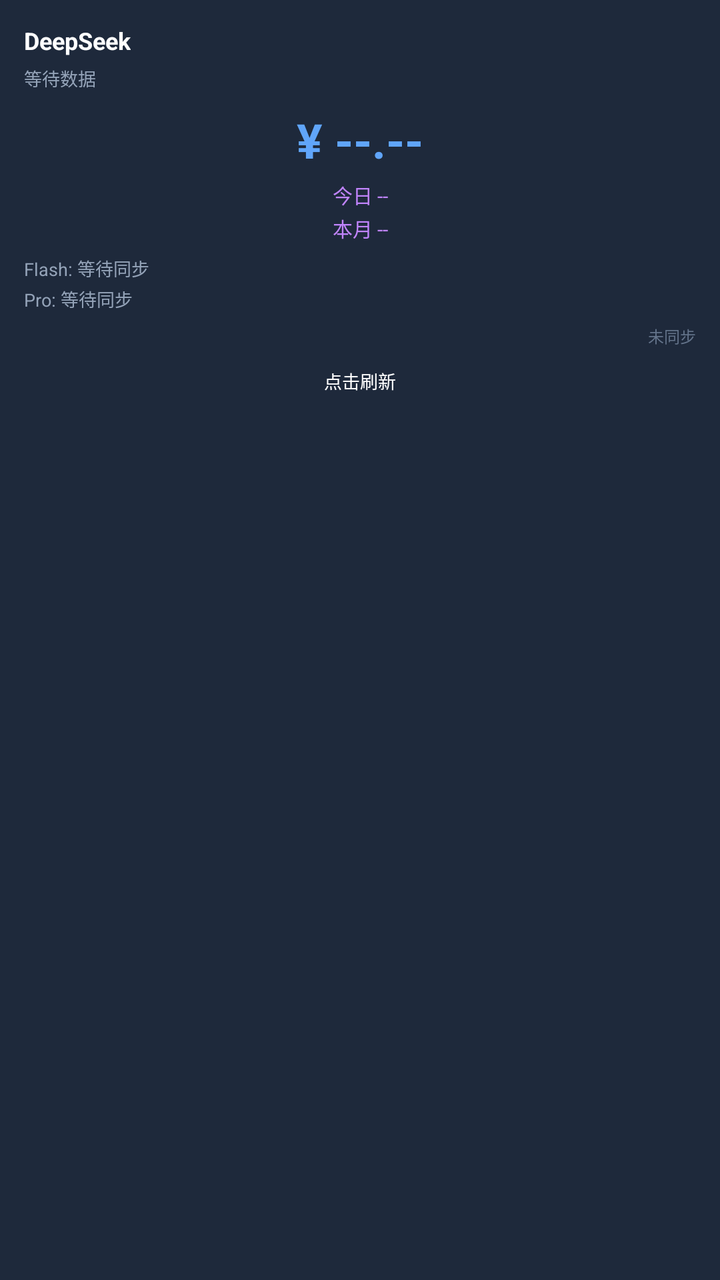
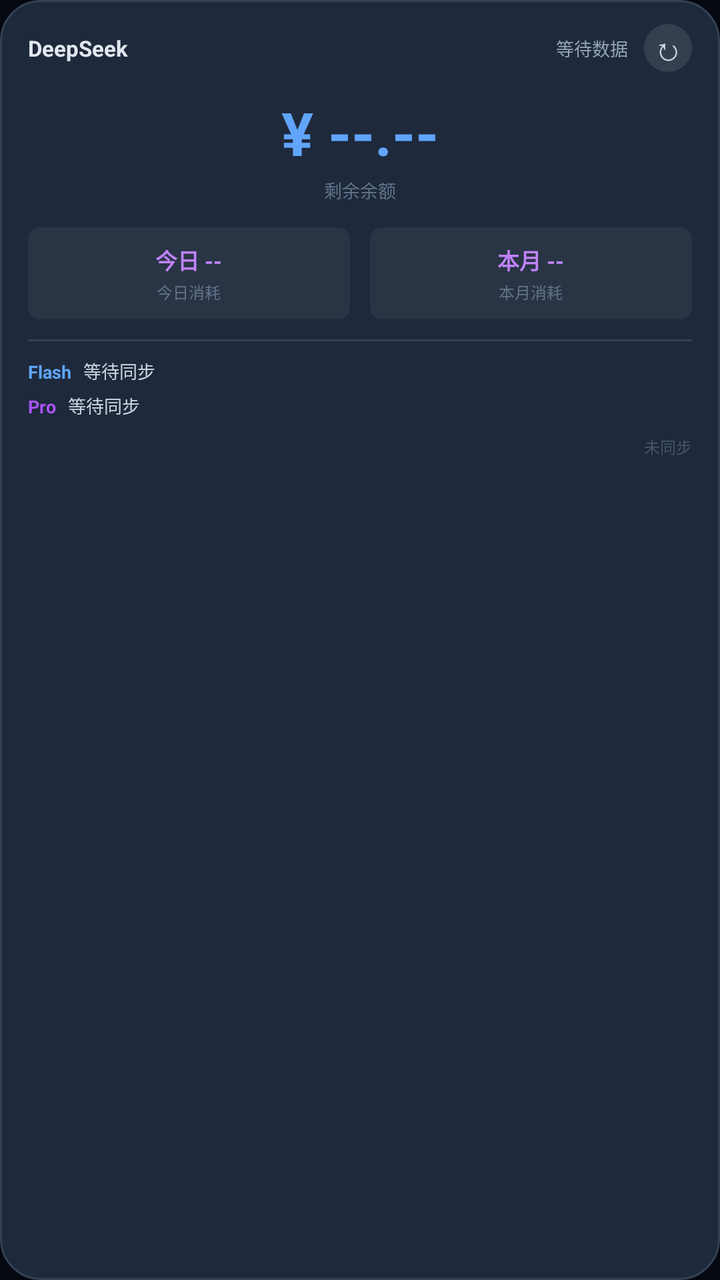

The first picture is an Android layout as it rendered before a commit; the second is the same layout after the commit. The layout source and the unified diff follow.
<!-- AndroidManifest.xml: application theme AppTheme -->
<!-- res/layout/widget_balance.xml -->
<?xml version="1.0" encoding="utf-8"?>
<LinearLayout xmlns:android="http://schemas.android.com/apk/res/android"
    android:id="@+id/widget_root"
    android:layout_width="match_parent"
    android:layout_height="match_parent"
    android:orientation="vertical"
    android:background="#1E293B"
    android:padding="12dp">

    <TextView
        android:id="@+id/widget_title"
        android:layout_width="wrap_content"
        android:layout_height="wrap_content"
        android:text="DeepSeek"
        android:textColor="#FFFFFF"
        android:textSize="12sp"
        android:textStyle="bold"
        android:layout_marginBottom="4dp" />

    <TextView
        android:id="@+id/widget_status"
        android:layout_width="wrap_content"
        android:layout_height="wrap_content"
        android:text="等待数据"
        android:textColor="#94A3B8"
        android:textSize="9sp"
        android:layout_marginBottom="8dp" />

    <TextView
        android:id="@+id/widget_balance_value"
        android:layout_width="match_parent"
        android:layout_height="wrap_content"
        android:text="¥ --.--"
        android:textColor="#60A5FA"
        android:textSize="24sp"
        android:textStyle="bold"
        android:gravity="center"
        android:layout_marginBottom="4dp" />

    <TextView
        android:id="@+id/widget_today_cost"
        android:layout_width="match_parent"
        android:layout_height="wrap_content"
        android:text="今日 --"
        android:textColor="#C084FC"
        android:textSize="10sp"
        android:gravity="center"
        android:layout_marginBottom="2dp" />

    <TextView
        android:id="@+id/widget_month_cost"
        android:layout_width="match_parent"
        android:layout_height="wrap_content"
        android:text="本月 --"
        android:textColor="#C084FC"
        android:textSize="10sp"
        android:gravity="center"
        android:layout_marginBottom="6dp" />

    <TextView
        android:id="@+id/widget_flash_tokens"
        android:layout_width="match_parent"
        android:layout_height="wrap_content"
        android:text="Flash: 等待同步"
        android:textColor="#94A3B8"
        android:textSize="9sp"
        android:layout_marginBottom="2dp" />

    <TextView
        android:id="@+id/widget_pro_tokens"
        android:layout_width="match_parent"
        android:layout_height="wrap_content"
        android:text="Pro: 等待同步"
        android:textColor="#94A3B8"
        android:textSize="9sp"
        android:layout_marginBottom="6dp" />

    <TextView
        android:id="@+id/widget_update_time"
        android:layout_width="match_parent"
        android:layout_height="wrap_content"
        android:text="未同步"
        android:textColor="#64748B"
        android:textSize="8sp"
        android:gravity="end" />

    <TextView
        android:id="@+id/widget_refresh_btn"
        android:layout_width="wrap_content"
        android:layout_height="wrap_content"
        android:text="点击刷新"
        android:textColor="#FFFFFF"
        android:textSize="9sp"
        android:gravity="center"
        android:layout_gravity="center"
        android:padding="6dp"
        android:layout_marginTop="4dp" />

</LinearLayout>
<!-- resources referenced by this layout -->
<resources>
  <style name="AppTheme" parent="Theme.AppCompat.DayNight.DarkActionBar">
          <item name="colorPrimary">@color/colorPrimary</item>
          <item name="colorPrimaryDark">@color/colorPrimaryDark</item>
          <item name="colorAccent">@color/colorAccent</item>
          <item name="android:windowBackground">@color/background</item>
      </style>
  <color name="colorPrimary">#4D6BFE</color>
  <color name="colorPrimaryDark">#050810</color>
  <color name="colorAccent">#4D6BFE</color>
  <color name="background">#050810</color>
</resources>

<!-- the commit's change to res/layout/widget_balance.xml (unified diff, before → after) -->
@@ -4,96 +4,201 @@
     android:layout_width="match_parent"
     android:layout_height="match_parent"
     android:orientation="vertical"
-    android:background="#1E293B"
-    android:padding="12dp">
-
-    <TextView
-        android:id="@+id/widget_title"
-        android:layout_width="wrap_content"
-        android:layout_height="wrap_content"
-        android:text="DeepSeek"
-        android:textColor="#FFFFFF"
-        android:textSize="12sp"
-        android:textStyle="bold"
-        android:layout_marginBottom="4dp" />
-
-    <TextView
-        android:id="@+id/widget_status"
-        android:layout_width="wrap_content"
-        android:layout_height="wrap_content"
-        android:text="等待数据"
-        android:textColor="#94A3B8"
-        android:textSize="9sp"
-        android:layout_marginBottom="8dp" />
-
+    android:background="@drawable/widget_background"
+    android:paddingLeft="14dp"
+    android:paddingRight="14dp"
+    android:paddingTop="12dp"
+    android:paddingBottom="12dp">
+
+    
+    <LinearLayout
+        android:layout_width="match_parent"
+        android:layout_height="wrap_content"
+        android:orientation="horizontal"
+        android:gravity="center_vertical"
+        android:layout_marginBottom="10dp">
+
+        <TextView
+            android:id="@+id/widget_title"
+            android:layout_width="0dp"
+            android:layout_height="wrap_content"
+            android:layout_weight="1"
+            android:text="DeepSeek"
+            android:textColor="#E2E8F0"
+            android:textSize="11sp"
+            android:textStyle="bold" />
+
+        <TextView
+            android:id="@+id/widget_status"
+            android:layout_width="wrap_content"
+            android:layout_height="wrap_content"
+            android:text="等待数据"
+            android:textColor="#94A3B8"
+            android:textSize="9sp"
+            android:layout_marginRight="8dp" />
+
+        <TextView
+            android:id="@+id/widget_refresh_btn"
+            android:layout_width="24dp"
+            android:layout_height="24dp"
+            android:text="↻"
+            android:textColor="#CBD5E1"
+            android:textSize="16sp"
+            android:gravity="center"
+            android:background="@drawable/widget_refresh_btn_bg" />
+    </LinearLayout>
+
+    
     <TextView
         android:id="@+id/widget_balance_value"
         android:layout_width="match_parent"
         android:layout_height="wrap_content"
         android:text="¥ --.--"
         android:textColor="#60A5FA"
-        android:textSize="24sp"
+        android:textSize="30sp"
         android:textStyle="bold"
         android:gravity="center"
-        android:layout_marginBottom="4dp" />
+        android:layout_marginBottom="2dp" />
 
     <TextView
-        android:id="@+id/widget_today_cost"
-        android:layout_width="match_parent"
-        android:layout_height="wrap_content"
-        android:text="今日 --"
-        android:textColor="#C084FC"
-        android:textSize="10sp"
+        android:layout_width="match_parent"
+        android:layout_height="wrap_content"
+        android:text="剩余余额"
+        android:textColor="#64748B"
+        android:textSize="9sp"
         android:gravity="center"
-        android:layout_marginBottom="2dp" />
-
-    <TextView
-        android:id="@+id/widget_month_cost"
-        android:layout_width="match_parent"
-        android:layout_height="wrap_content"
-        android:text="本月 --"
-        android:textColor="#C084FC"
-        android:textSize="10sp"
-        android:gravity="center"
-        android:layout_marginBottom="6dp" />
-
-    <TextView
-        android:id="@+id/widget_flash_tokens"
-        android:layout_width="match_parent"
-        android:layout_height="wrap_content"
-        android:text="Flash: 等待同步"
-        android:textColor="#94A3B8"
-        android:textSize="9sp"
-        android:layout_marginBottom="2dp" />
-
-    <TextView
-        android:id="@+id/widget_pro_tokens"
-        android:layout_width="match_parent"
-        android:layout_height="wrap_content"
-        android:text="Pro: 等待同步"
-        android:textColor="#94A3B8"
-        android:textSize="9sp"
-        android:layout_marginBottom="6dp" />
-
+        android:layout_marginBottom="12dp" />
+
+    
+    <LinearLayout
+        android:layout_width="match_parent"
+        android:layout_height="wrap_content"
+        android:orientation="horizontal"
+        android:layout_marginBottom="10dp">
+
+        <LinearLayout
+            android:layout_width="0dp"
+            android:layout_height="wrap_content"
+            android:layout_weight="1"
+            android:orientation="vertical"
+            android:gravity="center"
+            android:padding="8dp"
+            android:background="@drawable/widget_stat_bg"
+            android:layout_marginRight="5dp">
+
+            <TextView
+                android:id="@+id/widget_today_cost"
+                android:layout_width="wrap_content"
+                android:layout_height="wrap_content"
+                android:text="今日 --"
+                android:textColor="#C084FC"
+                android:textSize="11sp"
+                android:textStyle="bold" />
+
+            <TextView
+                android:layout_width="wrap_content"
+                android:layout_height="wrap_content"
+                android:text="今日消耗"
+                android:textColor="#64748B"
+                android:textSize="8sp"
+                android:layout_marginTop="2dp" />
+        </LinearLayout>
+
+        <LinearLayout
+            android:layout_width="0dp"
+            android:layout_height="wrap_content"
+            android:layout_weight="1"
+            android:orientation="vertical"
+            android:gravity="center"
+            android:padding="8dp"
+            android:background="@drawable/widget_stat_bg"
+            android:layout_marginLeft="5dp">
+
+            <TextView
+                android:id="@+id/widget_month_cost"
+                android:layout_width="wrap_content"
+                android:layout_height="wrap_content"
+                android:text="本月 --"
+                android:textColor="#C084FC"
+                android:textSize="11sp"
+                android:textStyle="bold" />
+
+            <TextView
+                android:layout_width="wrap_content"
+                android:layout_height="wrap_content"
+                android:text="本月消耗"
+                android:textColor="#64748B"
+                android:textSize="8sp"
+                android:layout_marginTop="2dp" />
+        </LinearLayout>
+    </LinearLayout>
+
+    
+    <View
+        android:layout_width="match_parent"
+        android:layout_height="1dp"
+        android:background="#334155"
+        android:layout_marginBottom="8dp" />
+
+    
+    <LinearLayout
+        android:layout_width="match_parent"
+        android:layout_height="wrap_content"
+        android:orientation="horizontal"
+        android:layout_marginBottom="4dp">
+
+        <TextView
+            android:layout_width="wrap_content"
+            android:layout_height="wrap_content"
+            android:text="Flash"
+            android:textColor="#60A5FA"
+            android:textSize="9sp"
+            android:textStyle="bold"
+            android:layout_marginRight="6dp" />
+
+        <TextView
+            android:id="@+id/widget_flash_tokens"
+            android:layout_width="0dp"
+            android:layout_height="wrap_content"
+            android:layout_weight="1"
+            android:text="等待同步"
+            android:textColor="#CBD5E1"
+            android:textSize="9sp" />
+    </LinearLayout>
+
+    <LinearLayout
+        android:layout_width="match_parent"
+        android:layout_height="wrap_content"
+        android:orientation="horizontal"
+        android:layout_marginBottom="8dp">
+
+        <TextView
+            android:layout_width="wrap_content"
+            android:layout_height="wrap_content"
+            android:text="Pro"
+            android:textColor="#A855F7"
+            android:textSize="9sp"
+            android:textStyle="bold"
+            android:layout_marginRight="6dp" />
+
+        <TextView
+            android:id="@+id/widget_pro_tokens"
+            android:layout_width="0dp"
+            android:layout_height="wrap_content"
+            android:layout_weight="1"
+            android:text="等待同步"
+            android:textColor="#CBD5E1"
+            android:textSize="9sp" />
+    </LinearLayout>
+
+    
     <TextView
         android:id="@+id/widget_update_time"
         android:layout_width="match_parent"
         android:layout_height="wrap_content"
         android:text="未同步"
-        android:textColor="#64748B"
+        android:textColor="#475569"
         android:textSize="8sp"
         android:gravity="end" />
 
-    <TextView
-        android:id="@+id/widget_refresh_btn"
-        android:layout_width="wrap_content"
-        android:layout_height="wrap_content"
-        android:text="点击刷新"
-        android:textColor="#FFFFFF"
-        android:textSize="9sp"
-        android:gravity="center"
-        android:layout_gravity="center"
-        android:padding="6dp"
-        android:layout_marginTop="4dp" />
-
 </LinearLayout>
<!-- resource entries referenced after the edit -->
@@ -1,5 +1,29 @@
 <!-- resources referenced by this layout -->
 <resources>
+  <!-- drawable widget_background (drawable) -->
+  <?xml version="1.0" encoding="utf-8"?>
+  <shape xmlns:android="http://schemas.android.com/apk/res/android"
+      android:shape="rectangle">
+      <solid android:color="#1E293B" />
+      <corners android:radius="20dp" />
+      <stroke
+          android:width="1dp"
+          android:color="#334155" />
+  </shape>
+  <!-- drawable widget_refresh_btn_bg (drawable) -->
+  <?xml version="1.0" encoding="utf-8"?>
+  <shape xmlns:android="http://schemas.android.com/apk/res/android"
+      android:shape="oval">
+      <solid android:color="#1AFFFFFF" />
+      <size android:width="28dp" android:height="28dp" />
+  </shape>
+  <!-- drawable widget_stat_bg (drawable) -->
+  <?xml version="1.0" encoding="utf-8"?>
+  <shape xmlns:android="http://schemas.android.com/apk/res/android"
+      android:shape="rectangle">
+      <solid android:color="#0DFFFFFF" />
+      <corners android:radius="6dp" />
+  </shape>
   <style name="AppTheme" parent="Theme.AppCompat.DayNight.DarkActionBar">
           <item name="colorPrimary">@color/colorPrimary</item>
           <item name="colorPrimaryDark">@color/colorPrimaryDark</item>
